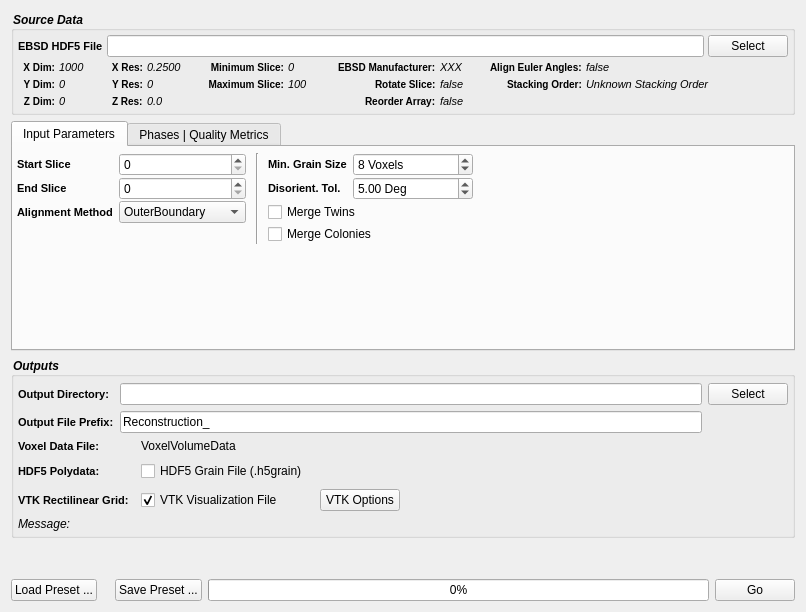
Before: the Qt Designer form Source/Plugins/Reconstruction/UI/ReconstructionWidget.ui in BlueQuartzSoftware/DREAM3D, drawn with Qt 5.
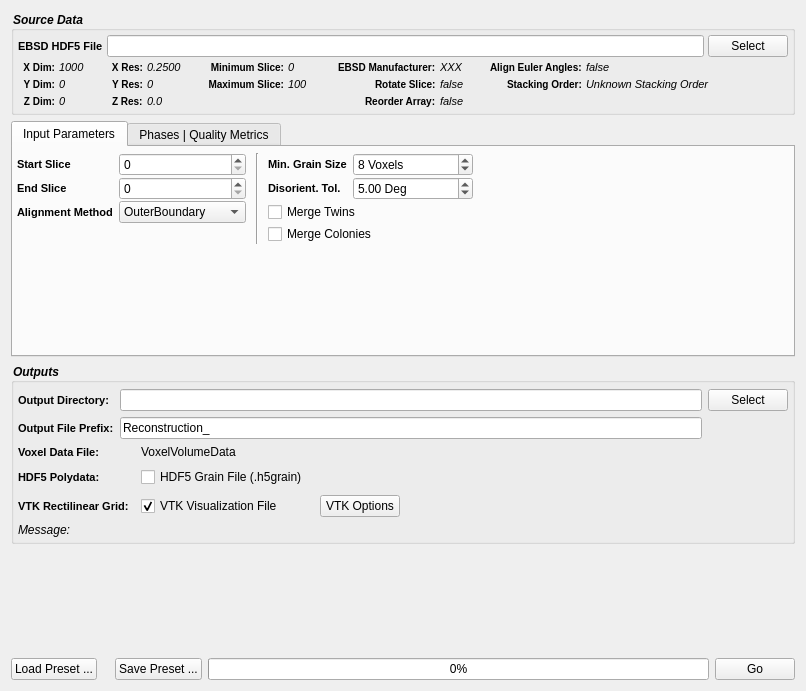
After: the same form once the commit is applied. Icons and pictures are not drawn. Custom widgets are drawn as their Qt base class.

Diff of the .ui file:
```diff
--- a/Source/Plugins/Reconstruction/UI/ReconstructionWidget.ui
+++ b/Source/Plugins/Reconstruction/UI/ReconstructionWidget.ui
@@ -7,7 +7,7 @@
     <x>0</x>
     <y>0</y>
     <width>806</width>
-    <height>612</height>
+    <height>691</height>
    </rect>
   </property>
   <property name="sizePolicy">
```
Left out of the diff: 4 changed lines with no effect on the pictures.
